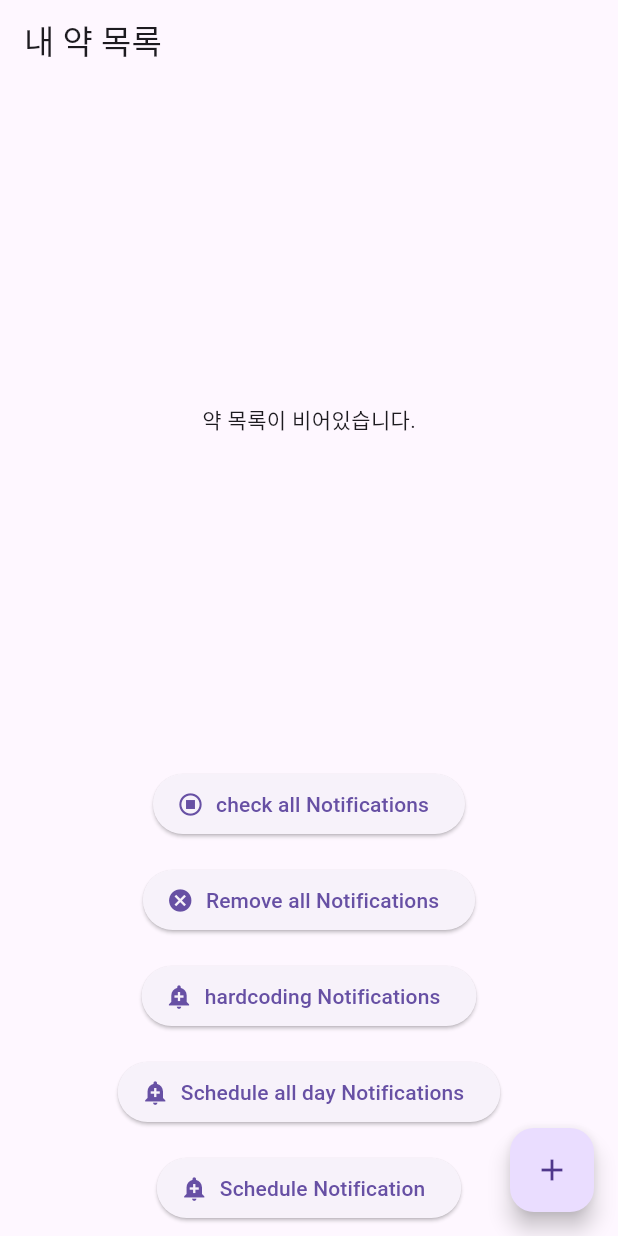
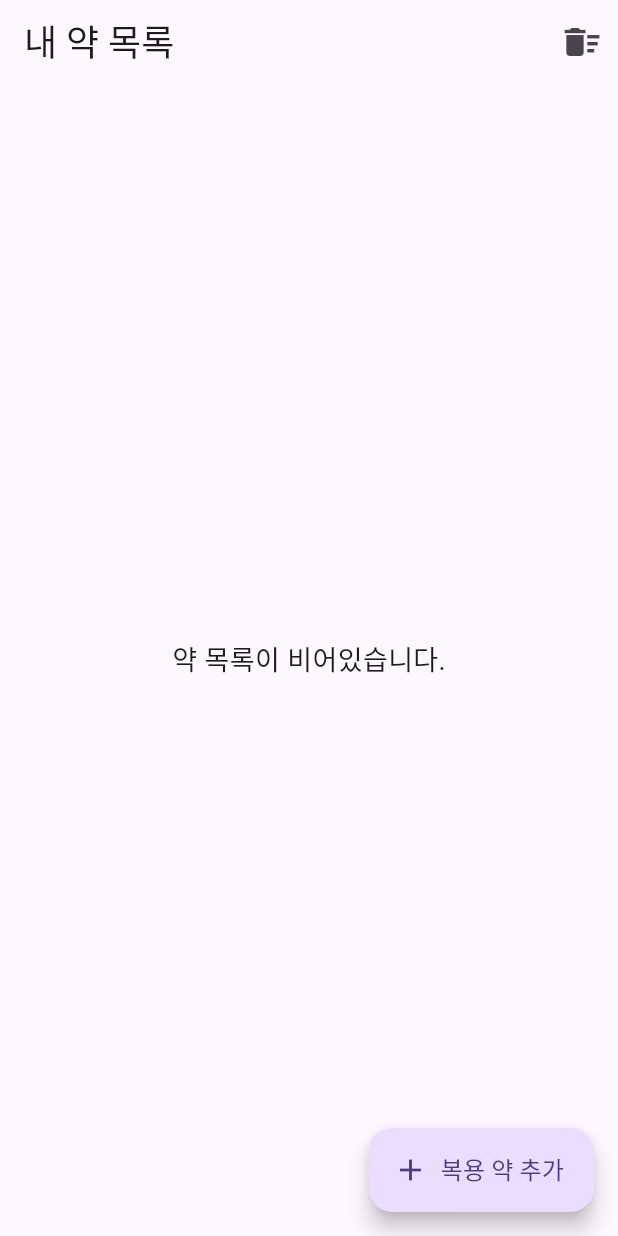
Before and after one commit to nohsangwoo/flutter_meditrack, a Flutter app: the screen it shows after launch, on a phone screen of 412 x 824 dp. Run offline on Flutter 3.47's test engine with Material 3 defaults, Android fonts, the phone set to English and light mode, and no system bars; our stand-ins replace flutter_local_notifications, rxdart, shared_preferences, timezone; missing offline and left inert: workmanager.

Commit message:
fix: ui와 ux를 정리 - 노인들과 아픈사람들이 보기 편하게 직관적으로 기능 수정정

```diff
--- a/lib/screens/detail_alarm_screen.dart
+++ b/lib/screens/detail_alarm_screen.dart
@@ -1,5 +1,4 @@
 import 'package:flutter/material.dart';
-import 'package:intl/intl.dart';
 import 'dart:convert';
 import 'package:uuid/uuid.dart';
 
--- a/lib/screens/home_screen.dart
+++ b/lib/screens/home_screen.dart
@@ -38,13 +38,23 @@ class _HomeScreenState extends State<HomeScreen> {
 
     return Scaffold(
       appBar: AppBar(
-        title: const Text('내 약 목록'),
+        title: const Text('내 약 목록', style: TextStyle(fontSize: 24)),
+        actions: [
+          IconButton(
+            icon: const Icon(Icons.delete_sweep, size: 28),
+            onPressed: () =>
+                _showDeleteAllConfirmation(context, medicationProvider),
+            tooltip: '모든 알람 삭제',
+          ),
+        ],
       ),
       body: Column(
         children: [
           Expanded(
             child: medicationProvider.medications.isEmpty
-                ? const Center(child: Text('약 목록이 비어있습니다.'))
+                ? const Center(
+                    child:
+                        Text('약 목록이 비어있습니다.', style: TextStyle(fontSize: 18)))
                 : ListView.builder(
                     itemCount: medicationProvider.medications.length,
                     itemBuilder: (context, index) {
@@ -57,65 +67,64 @@ class _HomeScreenState extends State<HomeScreen> {
                     },
                   ),
           ),
-          Padding(
-            padding: const EdgeInsets.all(8.0),
-            child: ElevatedButton.icon(
-              icon: const Icon(Icons.stop_circle_outlined),
-              onPressed: () async {
-                medicationProvider.checkAllMedications();
-              },
-              label: const Text("check all Notifications"),
-            ),
-          ),
-          Padding(
-            padding: const EdgeInsets.all(8.0),
-            child: ElevatedButton.icon(
-              icon: const Icon(Icons.cancel),
-              onPressed: () async {
-                // await NotificationService().cancelAllNotifications();
-                medicationProvider.deleteAllMedications();
-              },
-              label: const Text("Remove all Notifications"),
-            ),
-          ),
-          Padding(
-            padding: const EdgeInsets.all(8.0),
-            child: ElevatedButton.icon(
-              icon: const Icon(Icons.add_alert),
-              onPressed: () async {
-                await NotificationService()
-                    .hardcodingScheduleMedicationNotificationForTest();
-              },
-              label: const Text("hardcoding Notifications"),
-            ),
-          ),
-          Padding(
-            padding: const EdgeInsets.all(8.0),
-            child: ElevatedButton.icon(
-              icon: const Icon(Icons.add_alert),
-              onPressed: () async {
-                await NotificationService().scheduleAllDayNotifications(2);
-              },
-              label: const Text("Schedule all day Notifications"),
-            ),
-          ),
-          Padding(
-            padding: const EdgeInsets.all(8.0),
-            child: ElevatedButton.icon(
-              icon: const Icon(Icons.add_alert),
-              onPressed: () async {
-                await NotificationService().showScheduleNotification(
-                  title: "test",
-                  body: "test",
-                  payload: "test",
-                );
-              },
-              label: const Text("Schedule Notification"),
-            ),
-          ),
+          // Padding(
+          //   padding: const EdgeInsets.all(8.0),
+          //   child: ElevatedButton.icon(
+          //     icon: const Icon(Icons.stop_circle_outlined),
+          //     onPressed: () async {
+          //       medicationProvider.checkAllMedications();
+          //     },
+          //     label: const Text("check all Notifications"),
+          //   ),
+          // ),
+          // Padding(
+          //   padding: const EdgeInsets.all(8.0),
+          //   child: ElevatedButton.icon(
+          //     icon: const Icon(Icons.cancel),
+          //     onPressed: () async {
+          //       medicationProvider.deleteAllMedications();
+          //     },
+          //     label: const Text("모든 알람삭제"),
+          //   ),
+          // ),
+          // Padding(
+          //   padding: const EdgeInsets.all(8.0),
+          //   child: ElevatedButton.icon(
+          //     icon: const Icon(Icons.add_alert),
+          //     onPressed: () async {
+          //       await NotificationService()
+          //           .hardcodingScheduleMedicationNotificationForTest();
+          //     },
+          //     label: const Text("hardcoding Notifications"),
+          //   ),
+          // ),
+          // Padding(
+          //   padding: const EdgeInsets.all(8.0),
+          //   child: ElevatedButton.icon(
+          //     icon: const Icon(Icons.add_alert),
+          //     onPressed: () async {
+          //       await NotificationService().scheduleAllDayNotifications(2);
+          //     },
+          //     label: const Text("Schedule all day Notifications"),
+          //   ),
+          // ),
+          // Padding(
+          //   padding: const EdgeInsets.all(8.0),
+          //   child: ElevatedButton.icon(
+          //     icon: const Icon(Icons.add_alert),
+          //     onPressed: () async {
+          //       await NotificationService().showScheduleNotification(
+          //         title: "test",
+          //         body: "test",
+          //         payload: "test",
+          //       );
+          //     },
+          //     label: const Text("Schedule Notification"),
+          //   ),
+          // ),
         ],
       ),
-      floatingActionButton: FloatingActionButton(
+      floatingActionButton: FloatingActionButton.extended(
         onPressed: () {
           Navigator.push(
             context,
@@ -123,8 +132,36 @@ class _HomeScreenState extends State<HomeScreen> {
                 builder: (context) => const AddMedicationScreen()),
           );
         },
-        child: const Icon(Icons.add),
+        icon: const Icon(Icons.add),
+        label: const Text('복용 약 추가', style: TextStyle(fontSize: 16)),
       ),
     );
   }
+
+  void _showDeleteAllConfirmation(
+      BuildContext context, MedicationProvider provider) {
+    showDialog(
+      context: context,
+      builder: (BuildContext context) {
+        return AlertDialog(
+          title: const Text('모든 알람 삭제', style: TextStyle(fontSize: 20)),
+          content:
+              const Text('모든 알람을 삭제하시겠습니까?', style: TextStyle(fontSize: 18)),
+          actions: <Widget>[
+            TextButton(
+              child: const Text('취소', style: TextStyle(fontSize: 18)),
+              onPressed: () => Navigator.of(context).pop(),
+            ),
+            TextButton(
+              child: const Text('확인', style: TextStyle(fontSize: 18)),
+              onPressed: () {
+                Navigator.of(context).pop();
+                provider.deleteAllMedications();
+              },
+            ),
+          ],
+        );
+      },
+    );
+  }
 }
--- a/lib/services/notification_service.dart
+++ b/lib/services/notification_service.dart
@@ -146,7 +146,7 @@ class NotificationService {
         'end of scheduleMedicationNotification-----------------------------------');
   }
 
-  // 새로운 메서드: 1분 간격 알림 설정
+  // 새로운 메서드: 반복 알림 설정
   Future<void> _scheduleFollowUpNotifications(Medication medication,
       tz.TZDateTime scheduledDate, NotificationDetails platformChannelSpecifics,
       {bool isNextDay = false}) async {
@@ -155,7 +155,7 @@ class NotificationService {
 
 // 기본적으로는 매일 반복이다가 isNextDay의 경우에는
     if (timeUntilScheduled.isNegative || isNextDay) {
-      // 이미 지난 시간이면 다음 날로 설정
+      // 이미 지난 시간이면 다음 날로 설정... 하고싶은데 지금은 네이티브가 아니라 안됨.
       // 그리고 isNextDay가 true일때도 다음 날로 설정
 
       scheduledDate = scheduledDate.add(const Duration(days: 1));
@@ -169,11 +169,6 @@ class NotificationService {
         'medicationName': medication.name,
         'scheduledDate': followUpTime.toIso8601String(),
       });
-      debugPrint('payload check in _scheduleFollowUpNotifications: $payload');
-      debugPrint(
-          'id check in _scheduleFollowUpNotifications: ${medication.baseScheduleId + i}');
-      debugPrint(
-          'followUpTime check in _scheduleFollowUpNotifications: $followUpTime');
       await _flutterLocalNotificationsPlugin.zonedSchedule(
         medication.baseScheduleId + i,
         '약 복용 알림',
--- a/pubspec.yaml
+++ b/pubspec.yaml
@@ -44,7 +44,7 @@ dependencies:
   rxdart: ^0.28.0
   uuid: ^4.5.1
   workmanager: ^0.5.2
-  intl: ^0.19.0
+  # intl: ^0.19.0
 
 dev_dependencies:
   flutter_test:
```
Also changed, not shown: lib/widgets/medication_list_item.dart (+21 -5 lines), pubspec.lock.
